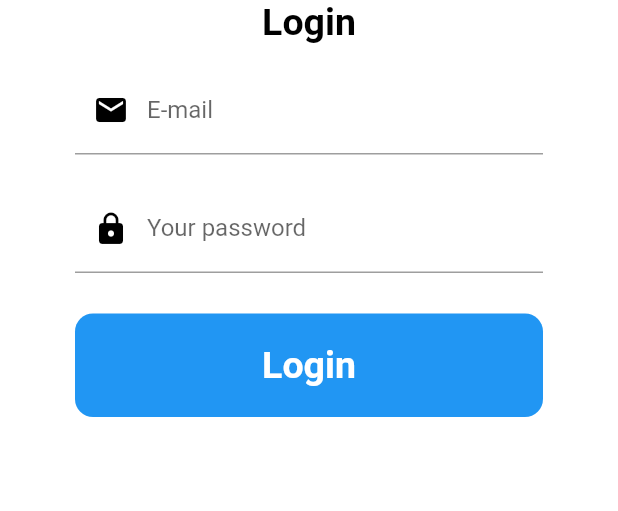
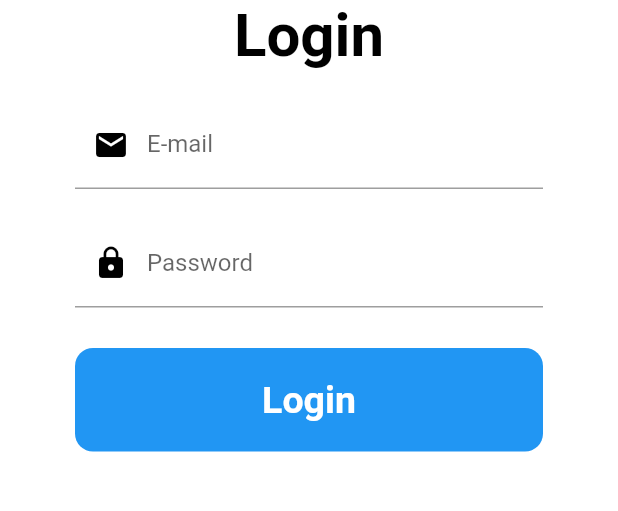
Before and after one commit to kisnak21/flutter-quiz, a Flutter app: the screen it shows after launch, on a phone screen of 412 x 824 dp, the part 543-1054 px from its top. Run offline on Flutter 3.47's test engine with Material 2 defaults, Android fonts, the phone set to English and light mode, and no system bars; our stand-ins replace cool_alert, firebase_auth, firebase_core, google_fonts; accounts and stored records are empty; Roboto replaces fonts that are missing (Acme).

```diff
--- a/lib/main.dart
+++ b/lib/main.dart
@@ -106,13 +106,13 @@ class _LoginScreenState extends State<LoginScreen> {
                 "Login",
                 style: GoogleFonts.acme(
                   color: Colors.black,
-                  fontSize: 25.0,
+                  fontSize: 40.0,
                   fontWeight: FontWeight.bold,
                 ),
               ),
             ),
             const SizedBox(
-              height: 15.0,
+              height: 20.0,
             ),
             TextField(
               controller: _emailController,
@@ -130,8 +130,8 @@ class _LoginScreenState extends State<LoginScreen> {
               obscureText: true,
               controller: _passwordController,
               decoration: const InputDecoration(
-                hintText: "Password",
-                labelText: "Your password",
+                hintText: "Don't let anyone knows",
+                labelText: "Password",
                 prefixIcon: Icon(Icons.lock, color: Colors.black),
               ),
             ),
```
